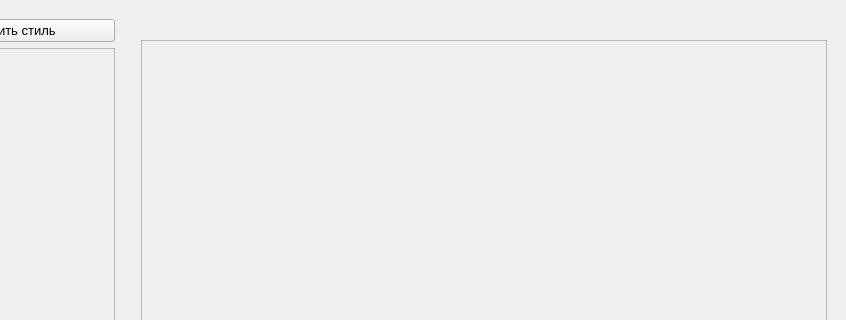
Qt form admin/ui/mainwindow.ui (DmitryVic/ChatQT) before a commit; both pictures show x 119 to 965 and y 0 to 320 of the 965 by 598 pixel window.
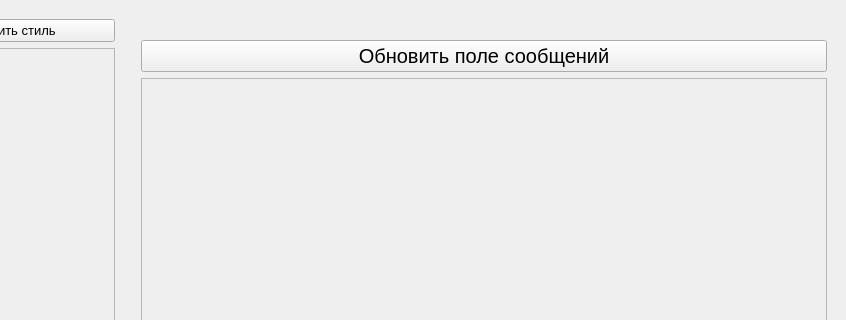
The same form after that commit.

The edit to the form file:
```diff
--- a/admin/ui/mainwindow.ui
+++ b/admin/ui/mainwindow.ui
@@ -94,7 +94,7 @@
        <number>10</number>
       </property>
       <item>
-       <layout class="QVBoxLayout" name="LAYOUT_CHAT" stretch="0,10">
+       <layout class="QVBoxLayout" name="LAYOUT_CHAT" stretch="0,0,10">
         <item>
          <widget class="QLabel" name="notifi">
           <property name="font">
@@ -105,8 +105,12 @@
           <property name="text">
            <string/>
           </property>
-          <property name="alignment">
-           <set>Qt::AlignmentFlag::AlignRight|Qt::AlignmentFlag::AlignTop|Qt::AlignmentFlag::AlignTrailing</set>
+         </widget>
+        </item>
+        <item>
+         <widget class="QPushButton" name="pushButtonResetMess">
+          <property name="text">
+           <string>Обновить поле сообщений</string>
           </property>
          </widget>
         </item>
@@ -121,7 +125,7 @@
              <x>0</x>
              <y>0</y>
              <width>682</width>
-             <height>467</height>
+             <height>417</height>
             </rect>
            </property>
           </widget>
```
